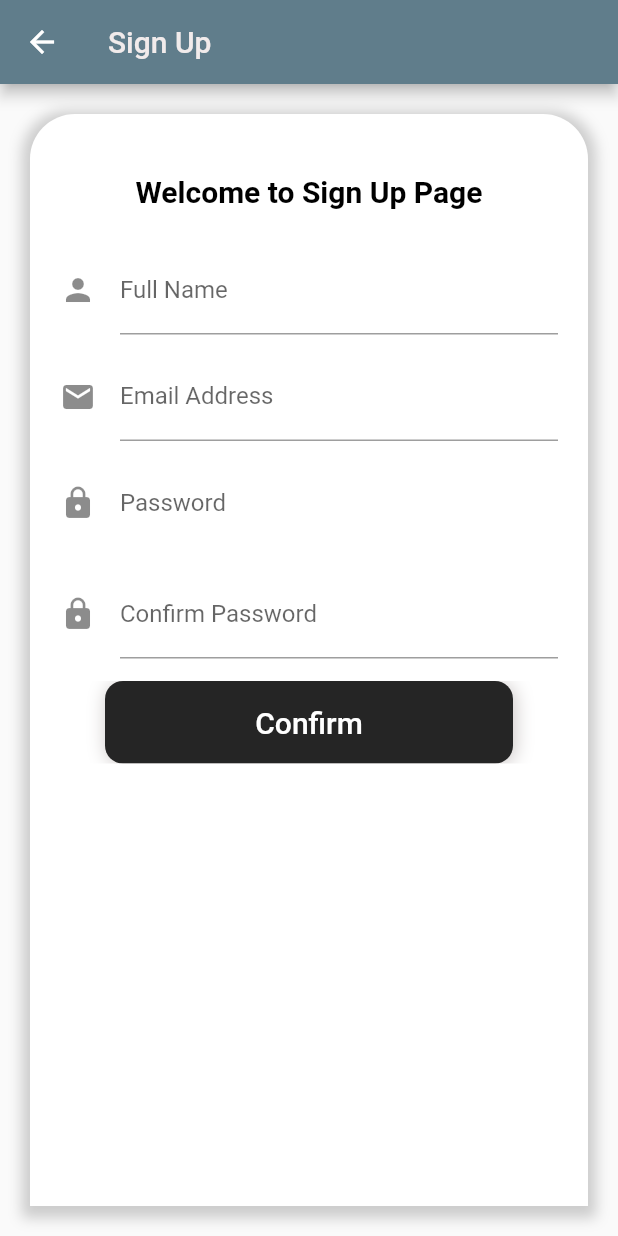
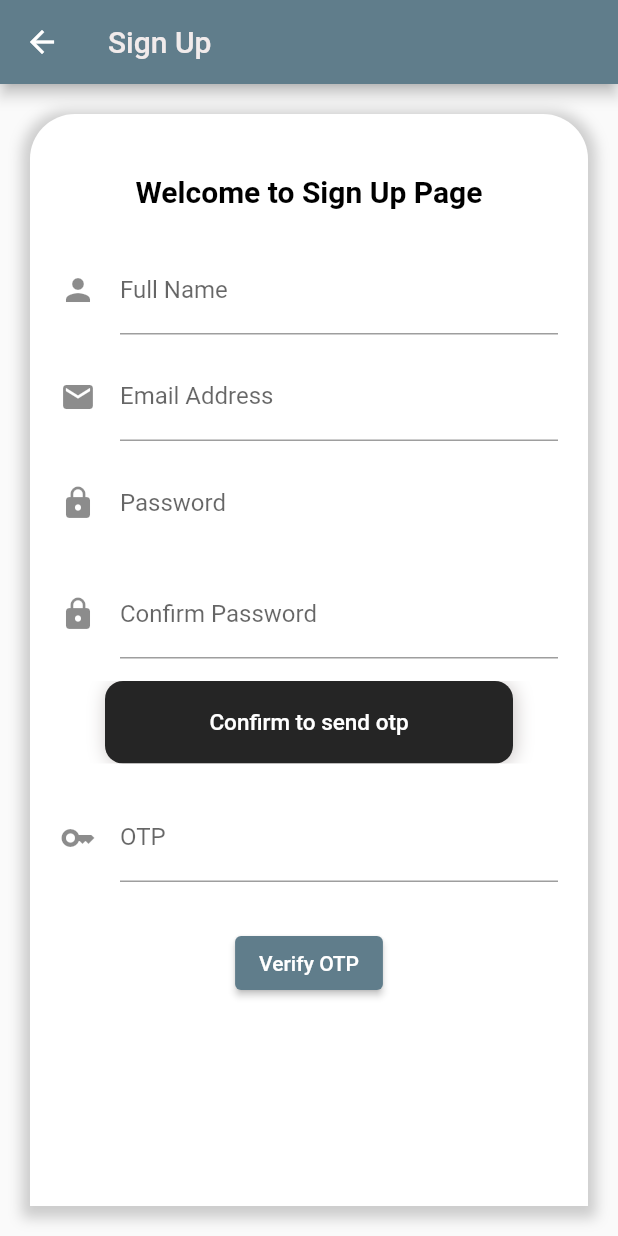
Before and after one commit to arypravin10/traffic_app, a Flutter app: the SignUpScreen screen opened directly, on a phone screen of 412 x 824 dp. Run offline on Flutter 3.47's test engine with Material 2 defaults, Android fonts, the phone set to English and light mode, and no system bars; our stand-ins replace carousel_slider, firebase_auth, firebase_core; missing offline and left inert: email_auth; accounts and stored records are empty; Roboto replaces fonts that are missing (Segoe UI).

Commit message:
modifying otp

```diff
--- a/lib/LoginScreen.dart
+++ b/lib/LoginScreen.dart
@@ -3,6 +3,7 @@ import 'package:traffic_simulator/homescreen.dart';
 import 'package:traffic_simulator/otp.dart';
 import 'package:traffic_simulator/forgotPassword.dart';
 import 'package:firebase_auth/firebase_auth.dart';
+import 'package:traffic_simulator/signUpScreen.dart';
 
 class LoginScreen extends StatefulWidget {
   const LoginScreen({Key? key}) : super(key: key);
@@ -340,7 +341,7 @@ class _LoginScreenState extends State<LoginScreen> {
                 Material(
                     child: InkWell(
                   onTap: () {
-Navigator.push(context, MaterialPageRoute(builder: (context) => otp(),));                 },
+Navigator.push(context, MaterialPageRoute(builder: (context) => SignUpScreen(),));                 },
                   child: Text(
                     "Sign Up",
                     style: TextStyle(
--- a/lib/signUpScreen.dart
+++ b/lib/signUpScreen.dart
@@ -1,6 +1,8 @@
 import 'package:flutter/material.dart';
 import 'LoginScreen.dart';
 import 'package:firebase_auth/firebase_auth.dart';
+import 'package:email_auth/email_auth.dart';
+
 
 class SignUpScreen extends StatefulWidget {
   const SignUpScreen({Key? key}) : super(key: key);
@@ -13,12 +15,23 @@ class _SignUpScreenState extends State<SignUpScreen> {
   var email = "";
   var password = "";
   var confirmPassword = "";
+ late EmailAuth emailAuth;
 
+  @override
+  void initState() {
+    super.initState();
+    // Initialize the package
+    emailAuth = new EmailAuth(
+      sessionName: "Traffic App",
+    );
+  }
   final _formKey = GlobalKey<FormState>();
   final TextEditingController _pass = TextEditingController();
   final TextEditingController _confirmPass = TextEditingController();
   final TextEditingController _emailController = TextEditingController();
   final TextEditingController _name = TextEditingController();
+    final TextEditingController _otpController = TextEditingController();
+
 
   @override
   void dispose() {
@@ -30,6 +43,51 @@ class _SignUpScreenState extends State<SignUpScreen> {
   }
     User? user = FirebaseAuth.instance.currentUser;
 
+
+sendOtp() async {
+    bool result = await emailAuth.sendOtp(
+        recipientMail: _emailController.value.text, otpLength: 5);
+    if (result) {
+
+      print('Otp sent');
+    } else if (!result) {
+      print("Problem in sending otp");
+    }
+  }
+
+  verify() {
+    var result=emailAuth.validateOtp(
+        recipientMail: _emailController.value.text,
+        userOtp: _otpController.value.text);
+
+        if (result){
+          print("'Verification successful");
+           ScaffoldMessenger.of(context).showSnackBar(
+          SnackBar(
+            backgroundColor: Color.fromARGB(255, 80, 74, 74),
+            content: Text(
+              "OTP verified successfully.",
+              style: TextStyle(fontSize: 10),
+            ),
+          ),
+        );
+registration();
+        }
+
+        else{
+          print("OTP not verified");
+           ScaffoldMessenger.of(context).showSnackBar(
+          SnackBar(
+            backgroundColor: Color.fromARGB(255, 110, 108, 108),
+            content: Text(
+              "OTP not verified.",
+              style: TextStyle(fontSize: 10),
+            ),
+          ),
+        );
+        }
+
+  }
 
 
   registration() async {
@@ -72,6 +130,7 @@ class _SignUpScreenState extends State<SignUpScreen> {
     }
   }
 
+  @override
   Widget build(BuildContext context) {
     final screenWidth = MediaQuery.of(context).size.width;
     final screenHeight = MediaQuery.of(context).size.height;
@@ -233,6 +292,7 @@ class _SignUpScreenState extends State<SignUpScreen> {
                       SizedBox(
                         height: 15.0,
                       ),
+
                       Container(
                         height: 55.0,
                         child: ElevatedButton(
@@ -243,8 +303,7 @@ class _SignUpScreenState extends State<SignUpScreen> {
                                 password = _pass.text;
                                 confirmPassword = _confirmPass.text;
                               });
-                              registration();
-
+sendOtp();
                          }
                           },
                           style: ElevatedButton.styleFrom(
@@ -270,16 +329,43 @@ class _SignUpScreenState extends State<SignUpScreen> {
                             child: Container(
                               alignment: Alignment.center,
                               child: Text(
-                                "Confirm",
+                                "Confirm to send otp",
                                 textAlign: TextAlign.center,
                                 style: TextStyle(
-                                    color: Colors.white, fontSize: 20),
+                                    color: Colors.white, fontSize: 15),
                               ),
+
                             ),
                           ),
                         ),
                       ),
+                      SizedBox(
+                      height: 20,
+                    ),
+
+
+                       TextField(
+                      controller: _otpController,
+                      keyboardType: TextInputType.number,
+                      decoration: InputDecoration(
+                        hintText: "Enter your OTP",
+                        labelText: "OTP",
+                        icon:Icon( Icons.key)
+                      ),
+                    ),
+
+                    SizedBox(
+                      height: 30,
+                    ),
+
+                    ElevatedButton(
+
+                        onPressed: () => verify(),
+                        child: const Text('Verify OTP'),
+                        ),
                     ],
+
+
                   ),
                 ),
               ),
```
Also changed, not shown: lib/otp.dart (+116 -115 lines).
